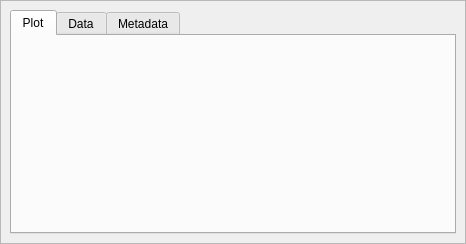
This is gemviz/resources/bluesky_runs_catalog_run_viz.ui in BCDA-APS/gemviz as Qt 5 draws it before an edit. The edited form follows.
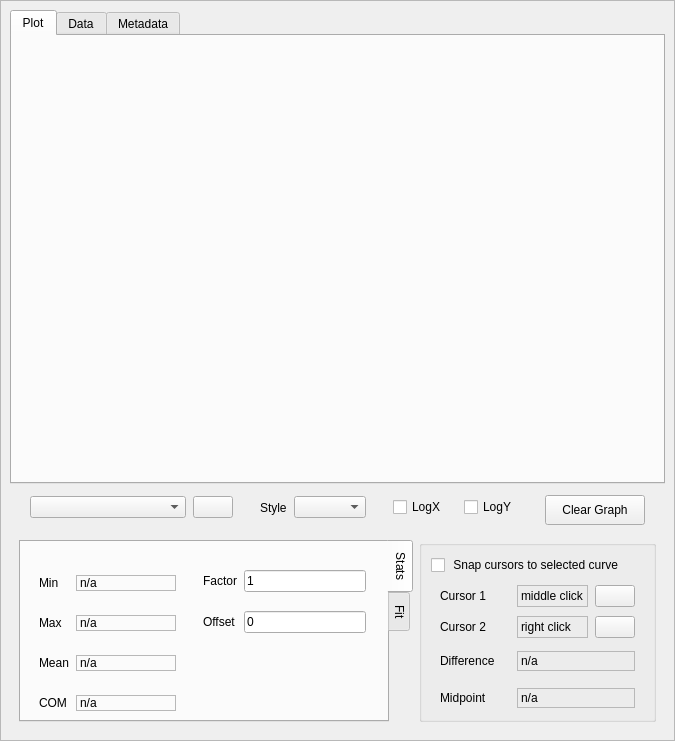
This is the edited form. Icons and pictures are not drawn.

Commit message: Add basic statistics

Diff of the .ui file:
```diff
--- a/gemviz/resources/bluesky_runs_catalog_run_viz.ui
+++ b/gemviz/resources/bluesky_runs_catalog_run_viz.ui
@@ -6,8 +6,8 @@
    <rect>
     <x>0</x>
     <y>0</y>
-    <width>466</width>
-    <height>244</height>
+    <width>675</width>
+    <height>741</height>
    </rect>
   </property>
   <property name="windowTitle">
@@ -36,8 +36,8 @@
        <rect>
         <x>0</x>
         <y>0</y>
-        <width>464</width>
-        <height>242</height>
+        <width>673</width>
+        <height>739</height>
        </rect>
       </property>
       <layout class="QVBoxLayout" name="verticalLayout">
@@ -92,6 +92,815 @@
          </widget>
         </widget>
        </item>
+       <item>
+        <widget class="QWidget" name="curves" native="true">
+         <property name="sizePolicy">
+          <sizepolicy hsizetype="Preferred" vsizetype="Fixed">
+           <horstretch>0</horstretch>
+           <verstretch>0</verstretch>
+          </sizepolicy>
+         </property>
+         <property name="minimumSize">
+          <size>
+           <width>0</width>
+           <height>35</height>
+          </size>
+         </property>
+         <property name="maximumSize">
+          <size>
+           <width>16777215</width>
+           <height>35</height>
+          </size>
+         </property>
+         <layout class="QHBoxLayout" name="horizontalLayout_3" stretch="3,0,0,0,1,0,1,0,0,0,0">
+          <property name="spacing">
+           <number>7</number>
+          </property>
+          <property name="leftMargin">
+           <number>20</number>
+          </property>
+          <property name="topMargin">
+           <number>5</number>
+          </property>
+          <property name="rightMargin">
+           <number>20</number>
+          </property>
+          <property name="bottomMargin">
+           <number>5</number>
+          </property>
+          <item>
+           <widget class="QComboBox" name="curveBox_2">
+            <property name="sizePolicy">
+             <sizepolicy hsizetype="Expanding" vsizetype="Fixed">
+              <horstretch>0</horstretch>
+              <verstretch>0</verstretch>
+             </sizepolicy>
+            </property>
+            <property name="toolTip">
+             <string/>
+            </property>
+           </widget>
+          </item>
+          <item>
+           <widget class="QPushButton" name="curveRemove_2">
+            <property name="sizePolicy">
+             <sizepolicy hsizetype="Fixed" vsizetype="Fixed">
+              <horstretch>0</horstretch>
+              <verstretch>0</verstretch>
+             </sizepolicy>
+            </property>
+            <property name="minimumSize">
+             <size>
+              <width>40</width>
+              <height>0</height>
+             </size>
+            </property>
+            <property name="maximumSize">
+             <size>
+              <width>40</width>
+              <height>16777215</height>
+             </size>
+            </property>
+            <property name="toolTip">
+             <string>Remove selected curve from graph</string>
+            </property>
+            <property name="text">
+             <string/>
+            </property>
+            <property name="icon">
+             <iconset>
+              <normaloff>../../../mdaviz/src/mdaviz/resources/delete.png</normaloff>../../../mdaviz/src/mdaviz/resources/delete.png</iconset>
+            </property>
+            <property name="iconSize">
+             <size>
+              <width>14</width>
+              <height>14</height>
+             </size>
+            </property>
+           </widget>
+          </item>
+          <item>
+           <spacer name="horizontalSpacer_5">
+            <property name="orientation">
+             <enum>Qt::Horizontal</enum>
+            </property>
+            <property name="sizeHint" stdset="0">
+             <size>
+              <width>20</width>
+              <height>20</height>
+             </size>
+            </property>
+           </spacer>
+          </item>
+          <item>
+           <widget class="QLabel" name="label_2">
+            <property name="text">
+             <string>Style</string>
+            </property>
+           </widget>
+          </item>
+          <item>
+           <widget class="QComboBox" name="curveStyle_2"/>
+          </item>
+          <item>
+           <spacer name="horizontalSpacer_6">
+            <property name="orientation">
+             <enum>Qt::Horizontal</enum>
+            </property>
+            <property name="sizeHint" stdset="0">
+             <size>
+              <width>20</width>
+              <height>20</height>
+             </size>
+            </property>
+           </spacer>
+          </item>
+          <item>
+           <widget class="QCheckBox" name="logXCheckBox_2">
+            <property name="maximumSize">
+             <size>
+              <width>57</width>
+              <height>16777215</height>
+             </size>
+            </property>
+            <property name="toolTip">
+             <string>Use logarithmic scale for X-axis</string>
+            </property>
+            <property name="text">
+             <string>LogX</string>
+            </property>
+           </widget>
+          </item>
+          <item>
+           <spacer name="horizontalSpacer_7">
+            <property name="orientation">
+             <enum>Qt::Horizontal</enum>
+            </property>
+            <property name="sizeHint" stdset="0">
+             <size>
+              <width>10</width>
+              <height>20</height>
+             </size>
+            </property>
+           </spacer>
+          </item>
+          <item>
+           <widget class="QCheckBox" name="logYCheckBox_2">
+            <property name="toolTip">
+             <string>Use logarithmic scale for Y-axis</string>
+            </property>
+            <property name="text">
+             <string>LogY</string>
+            </property>
+           </widget>
+          </item>
+          <item>
+           <spacer name="horizontalSpacer_8">
+            <property name="orientation">
+             <enum>Qt::Horizontal</enum>
+            </property>
+            <property name="sizeHint" stdset="0">
+             <size>
+              <width>20</width>
+              <height>20</height>
+             </size>
+            </property>
+           </spacer>
+          </item>
+          <item>
+           <widget class="QPushButton" name="clearAll_2">
+            <property name="sizePolicy">
+             <sizepolicy hsizetype="Minimum" vsizetype="Fixed">
+              <horstretch>0</horstretch>
+              <verstretch>0</verstretch>
+             </sizepolicy>
+            </property>
+            <property name="minimumSize">
+             <size>
+              <width>100</width>
+              <height>30</height>
+             </size>
+            </property>
+            <property name="maximumSize">
+             <size>
+              <width>16777215</width>
+              <height>16777215</height>
+             </size>
+            </property>
+            <property name="text">
+             <string>Clear Graph</string>
+            </property>
+           </widget>
+          </item>
+         </layout>
+        </widget>
+       </item>
+       <item>
+        <widget class="QWidget" name="widget" native="true">
+         <property name="minimumSize">
+          <size>
+           <width>0</width>
+           <height>200</height>
+          </size>
+         </property>
+         <property name="maximumSize">
+          <size>
+           <width>16777215</width>
+           <height>200</height>
+          </size>
+         </property>
+         <layout class="QHBoxLayout" name="horizontalLayout" stretch="2,1">
+          <item>
+           <widget class="QTabWidget" name="graphInfo">
+            <property name="tabPosition">
+             <enum>QTabWidget::East</enum>
+            </property>
+            <property name="currentIndex">
+             <number>0</number>
+            </property>
+            <widget class="QWidget" name="tab">
+             <attribute name="title">
+              <string>Stats</string>
+             </attribute>
+             <layout class="QHBoxLayout" name="horizontalLayout_2">
+              <item>
+               <widget class="QWidget" name="minMax" native="true">
+                <layout class="QGridLayout" name="gridLayout_3">
+                 <property name="topMargin">
+                  <number>0</number>
+                 </property>
+                 <property name="bottomMargin">
+                  <number>0</number>
+                 </property>
+                 <property name="horizontalSpacing">
+                  <number>7</number>
+                 </property>
+                 <property name="verticalSpacing">
+                  <number>0</number>
+                 </property>
+                 <item row="3" column="0">
+                  <spacer name="verticalSpacer_9">
+                   <property name="orientation">
+                    <enum>Qt::Vertical</enum>
+                   </property>
+                   <property name="sizeHint" stdset="0">
+                    <size>
+                     <width>20</width>
+                     <height>20</height>
+                    </size>
+                   </property>
+                  </spacer>
+                 </item>
+                 <item row="8" column="1">
+                  <widget class="QLabel" name="mean_text">
+                   <property name="frameShape">
+                    <enum>QFrame::StyledPanel</enum>
+                   </property>
+                   <property name="text">
+                    <string>n/a</string>
+                   </property>
+                  </widget>
+                 </item>
+                 <item row="8" column="0">
+                  <widget class="QLabel" name="mean_label">
+                   <property name="text">
+                    <string>Mean</string>
+                   </property>
+                  </widget>
+                 </item>
+                 <item row="7" column="1">
+                  <spacer name="verticalSpacer_10">
+                   <property name="orientation">
+                    <enum>Qt::Vertical</enum>
+                   </property>
+                   <property name="sizeHint" stdset="0">
+                    <size>
+                     <width>20</width>
+                     <height>20</height>
+                    </size>
+                   </property>
+                  </spacer>
+                 </item>
+                 <item row="4" column="1">
+                  <widget class="QLabel" name="max_text">
+                   <property name="toolTip">
+                    <string>(x,y) coordinates for MAX</string>
+                   </property>
+                   <property name="frameShape">
+                    <enum>QFrame::StyledPanel</enum>
+                   </property>
+                   <property name="text">
+                    <string>n/a</string>
+                   </property>
+                  </widget>
+                 </item>
+                 <item row="2" column="1">
+                  <widget class="QLabel" name="min_text">
+                   <property name="minimumSize">
+                    <size>
+                     <width>100</width>
+                     <height>0</height>
+                    </size>
+                   </property>
+                   <property name="toolTip">
+                    <string>(x,y) coordinates for MIN</string>
+                   </property>
+                   <property name="frameShape">
+                    <enum>QFrame::StyledPanel</enum>
+                   </property>
+                   <property name="text">
+                    <string>n/a</string>
+                   </property>
+                  </widget>
+                 </item>
+                 <item row="2" column="0">
+                  <widget class="QLabel" name="min_label">
+                   <property name="maximumSize">
+                    <size>
+                     <width>50</width>
+                     <height>16777215</height>
+                    </size>
+                   </property>
+                   <property name="toolTip">
+                    <string>(x,y) coordinates for MIN</string>
+                   </property>
+                   <property name="text">
+                    <string>Min</string>
+                   </property>
+                  </widget>
+                 </item>
+                 <item row="10" column="0">
+                  <widget class="QLabel" name="com_label">
+                   <property name="toolTip">
+                    <string>Centor of mass abscissa</string>
+                   </property>
+                   <property name="text">
+                    <string>COM</string>
+                   </property>
+                  </widget>
+                 </item>
+                 <item row="10" column="1">
+                  <widget class="QLabel" name="com_text">
+                   <property name="toolTip">
+                    <string>center of mass</string>
+                   </property>
+                   <property name="frameShape">
+                    <enum>QFrame::StyledPanel</enum>
+                   </property>
+                   <property name="text">
+                    <string>n/a</string>
+                   </property>
+                  </widget>
+                 </item>
+                 <item row="9" column="1">
+                  <spacer name="verticalSpacer_11">
+                   <property name="orientation">
+                    <enum>Qt::Vertical</enum>
+                   </property>
+                   <property name="sizeHint" stdset="0">
+                    <size>
+                     <width>20</width>
+                     <height>20</height>
+                    </size>
+                   </property>
+                  </spacer>
+                 </item>
+                 <item row="0" column="1">
+                  <spacer name="verticalSpacer">
+                   <property name="orientation">
+                    <enum>Qt::Vertical</enum>
+                   </property>
+                   <property name="sizeHint" stdset="0">
+                    <size>
+                     <width>20</width>
+                     <height>20</height>
+                    </size>
+                   </property>
+                  </spacer>
+                 </item>
+                 <item row="4" column="0">
+                  <widget class="QLabel" name="max_label">
+                   <property name="toolTip">
+                    <string>(x,y) coordinates for MAX</string>
+                   </property>
+                   <property name="text">
+                    <string>Max</string>
+                   </property>
+                  </widget>
+                 </item>
+                </layout>
+               </widget>
+              </item>
+              <item>
+               <widget class="QWidget" name="comMean" native="true">
+                <layout class="QGridLayout" name="gridLayout_4">
+                 <property name="leftMargin">
+                  <number>12</number>
+                 </property>
+                 <property name="topMargin">
+                  <number>0</number>
+                 </property>
+                 <property name="rightMargin">
+                  <number>12</number>
+                 </property>
+                 <property name="bottomMargin">
+                  <number>0</number>
+                 </property>
+                 <property name="horizontalSpacing">
+                  <number>7</number>
+                 </property>
+                 <property name="verticalSpacing">
+                  <number>0</number>
+                 </property>
+                 <item row="1" column="2">
+                  <widget class="QLineEdit" name="factor_value">
+                   <property name="toolTip">
+                    <string>offset + (factor *y)</string>
+                   </property>
+                   <property name="text">
+                    <string>1</string>
+                   </property>
+                  </widget>
+                 </item>
+                 <item row="6" column="2">
+                  <spacer name="verticalSpacer_7">
+                   <property name="orientation">
+                    <enum>Qt::Vertical</enum>
+                   </property>
+                   <property name="sizeHint" stdset="0">
+                    <size>
+                     <width>20</width>
+                     <height>40</height>
+                    </size>
+                   </property>
+                  </spacer>
+                 </item>
+                 <item row="0" column="2">
+                  <spacer name="verticalSpacer_3">
+                   <property name="orientation">
+                    <enum>Qt::Vertical</enum>
+                   </property>
+                   <property name="sizeHint" stdset="0">
+                    <size>
+                     <width>20</width>
+                     <height>20</height>
+                    </size>
+                   </property>
+                  </spacer>
+                 </item>
+                 <item row="1" column="0">
+                  <widget class="QLabel" name="factor_label">
+                   <property name="maximumSize">
+                    <size>
+                     <width>70</width>
+                     <height>16777215</height>
+                    </size>
+                   </property>
+                   <property name="toolTip">
+                    <string>Enter a number to scale the y-values of the selected curve</string>
+                   </property>
+                   <property name="text">
+                    <string>Factor</string>
+                   </property>
+                  </widget>
+                 </item>
+                 <item row="3" column="2">
+                  <widget class="QLineEdit" name="offset_value">
+                   <property name="toolTip">
+                    <string>offset + (factor *y)</string>
+                   </property>
+                   <property name="text">
+                    <string>0</string>
+                   </property>
+                  </widget>
+                 </item>
+                 <item row="2" column="2">
+                  <spacer name="verticalSpacer_5">
+                   <property name="orientation">
+                    <enum>Qt::Vertical</enum>
+                   </property>
+                   <property name="sizeHint" stdset="0">
+                    <size>
+                     <width>20</width>
+                     <height>20</height>
+                    </size>
+                   </property>
+                  </spacer>
+                 </item>
+                 <item row="5" column="2">
+                  <spacer name="verticalSpacer_12">
+                   <property name="orientation">
+                    <enum>Qt::Vertical</enum>
+                   </property>
+                   <property name="sizeHint" stdset="0">
+                    <size>
+                     <width>20</width>
+                     <height>40</height>
+                    </size>
+                   </property>
+                  </spacer>
+                 </item>
+                 <item row="3" column="0">
+                  <widget class="QLabel" name="offset_label">
+                   <property name="toolTip">
+                    <string>Enter a number to offset the y-values of the selected curve</string>
+                   </property>
+                   <property name="text">
+                    <string>Offset</string>
+                   </property>
+                  </widget>
+                 </item>
+                </layout>
+               </widget>
+              </item>
+             </layout>
+            </widget>
+            <widget class="QWidget" name="tab_2">
+             <attribute name="title">
+              <string>Fit</string>
+             </attribute>
+            </widget>
+           </widget>
+          </item>
+          <item>
+           <widget class="QGroupBox" name="cursorInfo">
+            <property name="title">
+             <string/>
+            </property>
+            <layout class="QVBoxLayout" name="verticalLayout_4">
+             <item>
+              <widget class="QCheckBox" name="snapCursors">
+               <property name="text">
+                <string> Snap cursors to selected curve</string>
+               </property>
+              </widget>
+             </item>
+             <item>
+              <widget class="QWidget" name="cursoInfo" native="true">
+               <layout class="QGridLayout" name="gridLayout_5">
+                <property name="topMargin">
+                 <number>0</number>
+                </property>
+                <property name="bottomMargin">
+                 <number>0</number>
+                </property>
+                <property name="horizontalSpacing">
+                 <number>7</number>
+                </property>
+                <property name="verticalSpacing">
+                 <number>0</number>
+                </property>
+                <item row="2" column="0">
+                 <widget class="QLabel" name="cursor1_label">
+                  <property name="minimumSize">
+                   <size>
+                    <width>70</width>
+                    <height>0</height>
+                   </size>
+                  </property>
+                  <property name="maximumSize">
+                   <size>
+                    <width>70</width>
+                    <height>16777215</height>
+                   </size>
+                  </property>
+                  <property name="toolTip">
+                   <string>Press middle click or alt+right click</string>
+                  </property>
+                  <property name="text">
+                   <string>Cursor 1</string>
+                  </property>
+                 </widget>
+                </item>
+                <item row="2" column="1">
+                 <widget class="QLabel" name="pos1_text">
+                  <property name="toolTip">
+                   <string>Cursor 1 position</string>
+                  </property>
+                  <property name="frameShape">
+                   <enum>QFrame::StyledPanel</enum>
+                  </property>
+                  <property name="text">
+                   <string>middle click</string>
+                  </property>
+                 </widget>
+                </item>
+                <item row="4" column="1">
+                 <widget class="QLabel" name="pos2_text">
+                  <property name="toolTip">
+                   <string>Cursor 2 position</string>
+                  </property>
+                  <property name="frameShape">
+                   <enum>QFrame::StyledPanel</enum>
+                  </property>
+                  <property name="text">
+                   <string>right click</string>
+                  </property>
+                 </widget>
+                </item>
+                <item row="2" column="2">
+                 <widget class="QPushButton" name="cursor1_remove">
+                  <property name="maximumSize">
+                   <size>
+                    <width>40</width>
+                    <height>16777215</height>
+                   </size>
+                  </property>
+                  <property name="toolTip">
+                   <string>Remove cursor 1</string>
+                  </property>
+                  <property name="text">
+                   <string/>
+                  </property>
+                  <property name="icon">
+                   <iconset>
+                    <normaloff>../../../mdaviz/src/mdaviz/resources/delete.png</normaloff>../../../mdaviz/src/mdaviz/resources/delete.png</iconset>
+                  </property>
+                  <property name="iconSize">
+                   <size>
+                    <width>14</width>
+                    <height>14</height>
+                   </size>
+                  </property>
+                 </widget>
+                </item>
+                <item row="4" column="0">
+                 <widget class="QLabel" name="cursor2_label">
+                  <property name="minimumSize">
+                   <size>
+                    <width>70</width>
+                    <height>0</height>
+                   </size>
+                  </property>
+                  <property name="maximumSize">
+                   <size>
+                    <width>80</width>
+                    <height>16777215</height>
+                   </size>
+                  </property>
+                  <property name="toolTip">
+                   <string>Press right click</string>
+                  </property>
+                  <property name="text">
+                   <string>Cursor 2</string>
+                  </property>
+                 </widget>
+                </item>
+                <item row="4" column="2">
+                 <widget class="QPushButton" name="cursor2_remove">
+                  <property name="maximumSize">
+                   <size>
+                    <width>40</width>
+                    <height>16777215</height>
+                   </size>
+                  </property>
+                  <property name="toolTip">
+                   <string>Remove cursor 2</string>
+                  </property>
+                  <property name="text">
+                   <string/>
+                  </property>
+                  <property name="icon">
+                   <iconset>
+                    <normaloff>../../../mdaviz/src/mdaviz/resources/delete.png</normaloff>../../../mdaviz/src/mdaviz/resources/delete.png</iconset>
+                  </property>
+                  <property name="iconSize">
+                   <size>
+                    <width>14</width>
+                    <height>14</height>
+                   </size>
+                  </property>
+                 </widget>
+                </item>
+                <item row="3" column="1">
+                 <spacer name="verticalSpacer_13">
+                  <property name="orientation">
+                   <enum>Qt::Vertical</enum>
+                  </property>
+                  <property name="sizeType">
+                   <enum>QSizePolicy::Fixed</enum>
+                  </property>
+                  <property name="sizeHint" stdset="0">
+                   <size>
+                    <width>20</width>
+                    <height>5</height>
+                   </size>
+                  </property>
+                 </spacer>
+                </item>
+               </layout>
+              </widget>
+             </item>
+             <item>
+              <widget class="QWidget" name="diffMidpt" native="true">
+               <layout class="QGridLayout" name="gridLayout_6">
+                <property name="topMargin">
+                 <number>0</number>
+                </property>
+                <property name="bottomMargin">
+                 <number>0</number>
+                </property>
+                <property name="horizontalSpacing">
+                 <number>7</number>
+                </property>
+                <property name="verticalSpacing">
+                 <number>0</number>
+                </property>
+                <item row="1" column="1">
+                 <spacer name="verticalSpacer_6">
+                  <property name="orientation">
+                   <enum>Qt::Vertical</enum>
+                  </property>
+                  <property name="sizeType">
+                   <enum>QSizePolicy::Fixed</enum>
+                  </property>
+                  <property name="sizeHint" stdset="0">
+                   <size>
+                    <width>20</width>
+                    <height>15</height>
+                   </size>
+                  </property>
+                 </spacer>
+                </item>
+                <item row="2" column="1">
+                 <widget class="QLabel" name="midpoint_text">
+                  <property name="toolTip">
+                   <string>(0.5*(x1 + x2), 0.5*(y1 + y2))</string>
+                  </property>
+                  <property name="frameShape">
+                   <enum>QFrame::StyledPanel</enum>
+                  </property>
+                  <property name="text">
+                   <string>n/a</string>
+                  </property>
+                 </widget>
+                </item>
+                <item row="2" column="0">
+                 <widget class="QLabel" name="midpoint_label">
+                  <property name="minimumSize">
+                   <size>
+                    <width>70</width>
+                    <height>0</height>
+                   </size>
+                  </property>
+                  <property name="maximumSize">
+                   <size>
+                    <width>80</width>
+                    <height>20</height>
+                   </size>
+                  </property>
+                  <property name="toolTip">
+                   <string>(0.5*(x1 + x2), 0.5*(y1 + y2) )</string>
+                  </property>
+                  <property name="text">
+                   <string>Midpoint</string>
+                  </property>
+                 </widget>
+                </item>
+                <item row="0" column="1">
+                 <widget class="QLabel" name="diff_text">
+                  <property name="toolTip">
+                   <string>(x1-x2,y1-y2)</string>
+                  </property>
+                  <property name="frameShape">
+                   <enum>QFrame::StyledPanel</enum>
+                  </property>
+                  <property name="text">
+                   <string>n/a</string>
+                  </property>
+                 </widget>
+                </item>
+                <item row="0" column="0">
+                 <widget class="QLabel" name="diff_label">
+                  <property name="minimumSize">
+                   <size>
+                    <width>70</width>
+                    <height>0</height>
+                   </size>
+                  </property>
+                  <property name="maximumSize">
+                   <size>
+                    <width>70</width>
+                    <height>20</height>
+                   </size>
+                  </property>
+                  <property name="toolTip">
+                   <string>(x1-x2,y1-y2)</string>
+                  </property>
+                  <property name="text">
+                   <string>Difference</string>
+                  </property>
+                 </widget>
+                </item>
+               </layout>
+              </widget>
+             </item>
+            </layout>
+           </widget>
+          </item>
+         </layout>
+        </widget>
+       </item>
       </layout>
      </widget>
     </widget>
```
The commit also changes 2 other files.
